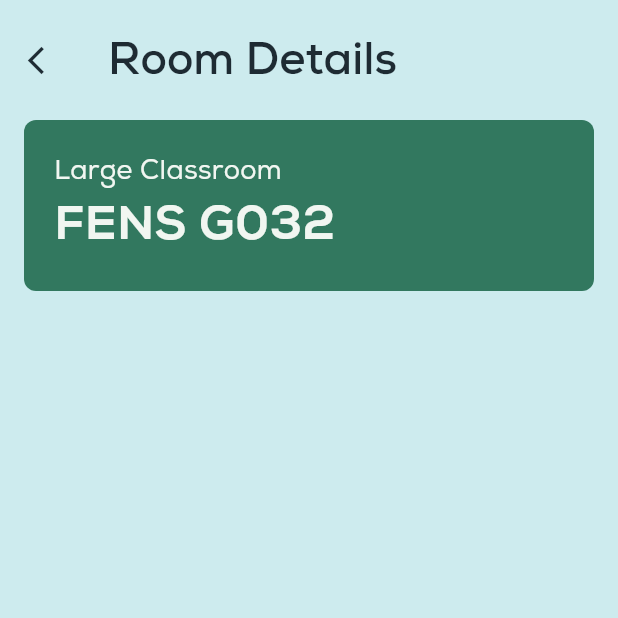
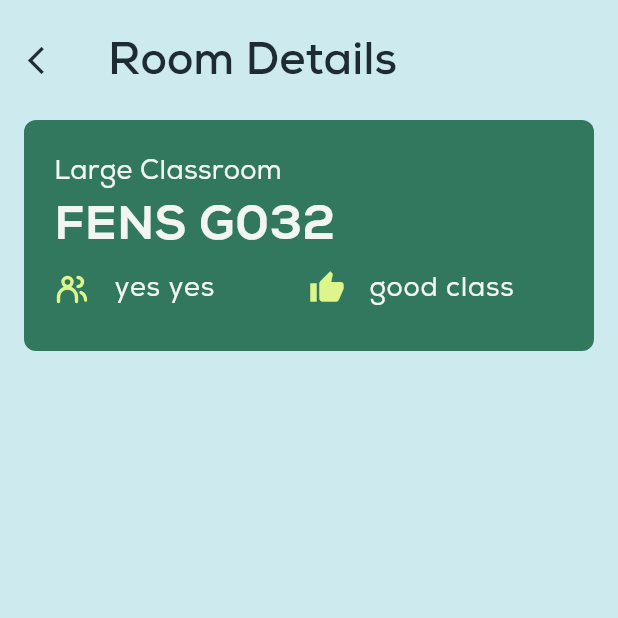
Before and after one commit to haneskicioglu/SuRoom, a Flutter app: the screen it shows after launch, after a tap on "Nearest Empty Room", on a phone screen of 412 x 824 dp, the top half of it. Run offline on Flutter 3.47's test engine with Material 3 defaults, Android fonts, the phone set to English and light mode, and no system bars; our stand-ins replace flutter_svg; project files that could hold a hidden picture were left out.

Commit message:
More progress with developers icon choices

```diff
--- a/lib/app_colors.dart
+++ b/lib/app_colors.dart
@@ -2,6 +2,7 @@ import 'package:flutter/material.dart';
 
 class AppColors {
   static const green = Color(0xFF5A9E48);
+  static const lightGreen = Color(0xFFDDF58A);
   static const blue = Color(0xFF1C3F9A);
   static const teal = Color(0xFF32785F);
   static var blue_background = Color(0xFFCDEBEE);
--- a/lib/room_details.dart
+++ b/lib/room_details.dart
@@ -1,13 +1,57 @@
 import 'package:flutter/material.dart';
 import 'package:flutter/services.dart';
+import 'package:flutter_svg/flutter_svg.dart';
 
 import 'app_colors.dart';
 
 
+class RoomAttributeIcon extends StatelessWidget {
+  // this either returns an svg or an icon, depending on the type of the icon
+  final String? svg;
+  final IconData? icon;
+  const RoomAttributeIcon({super.key, this.svg, this.icon});
+  @override
+  Widget build(BuildContext context) {
+    if (svg != null) {
+      return SvgPicture.asset(
+        svg!,
+        width: 24,
+        height: 24,
+      );
+    } else if (icon != null) {
+      return Icon(icon!, size: 24, color: AppColors.lightGreen);
+    } else {
+      return const SizedBox.shrink();
+    }
+  }
+
+}
+
+class RoomAttribute extends ListTile {
+  final String name;
+  final RoomAttributeIcon icon;
+
+  const RoomAttribute({super.key, required this.name, required this.icon});
+
+  @override
+  Widget build(BuildContext context) {
+    return ListTile(
+      contentPadding: const EdgeInsets.symmetric(horizontal: 0, vertical: 0),
+      minVerticalPadding: 0,
+      visualDensity: const VisualDensity(horizontal: 0, vertical: -4),
+      minLeadingWidth: 0,
+      leading: icon,
+      title: Text(name,
+          style: const TextStyle(
+              fontSize: 18,
+              fontWeight: FontWeight.w500,
+              color: AppColors.cream)),
+    );
+  }
+}
 
 class RoomDetails extends StatelessWidget {
-  final String? roomName;
-  const RoomDetails({super.key, this.roomName});
+  const RoomDetails({super.key});
 
   @override
   Widget build(BuildContext context) {
@@ -65,9 +109,30 @@ class RoomDetails extends StatelessWidget {
                   style: const TextStyle(
                     fontSize: 32,
                     fontWeight: FontWeight.w800,
-                    color: AppColors.cream))
-
-              ],
+                    color: AppColors.cream)),
+                Row(
+                  mainAxisAlignment: MainAxisAlignment.spaceBetween,
+                  crossAxisAlignment: CrossAxisAlignment.start,
+                  children: [
+                    Expanded(
+                      child: ListView(
+                        shrinkWrap: true,
+                        children: [
+                          RoomAttribute(name: "yes yes", icon: RoomAttributeIcon(svg:"assets/icons/people.svg")),
+                        ]
+                      )
+                    ),
+                    Expanded(
+                      child: ListView(
+                        shrinkWrap: true,
+                        children: [
+                          RoomAttribute(name: "good class", icon: RoomAttributeIcon(icon:Icons.thumb_up)),
+                        ]
+                      )
+                    )
+                  ]
+                ),
+              ]
             ),
           )
         ]
--- a/pubspec.yaml
+++ b/pubspec.yaml
@@ -34,6 +34,7 @@ dependencies:
   # The following adds the Cupertino Icons font to your application.
   # Use with the CupertinoIcons class for iOS style icons.
   cupertino_icons: ^1.0.8
+  flutter_svg: ^2.5.0
 
 dev_dependencies:
   flutter_test:
@@ -56,6 +57,8 @@ flutter:
   # included with your application, so that you can use the icons in
   # the material Icons class.
   uses-material-design: true
+  assets:
+    - assets/icons/
   fonts:
     - family: Nexa
       fonts:
```
Also changed, not shown: assets/icons/people.svg (added), 1 other file.
